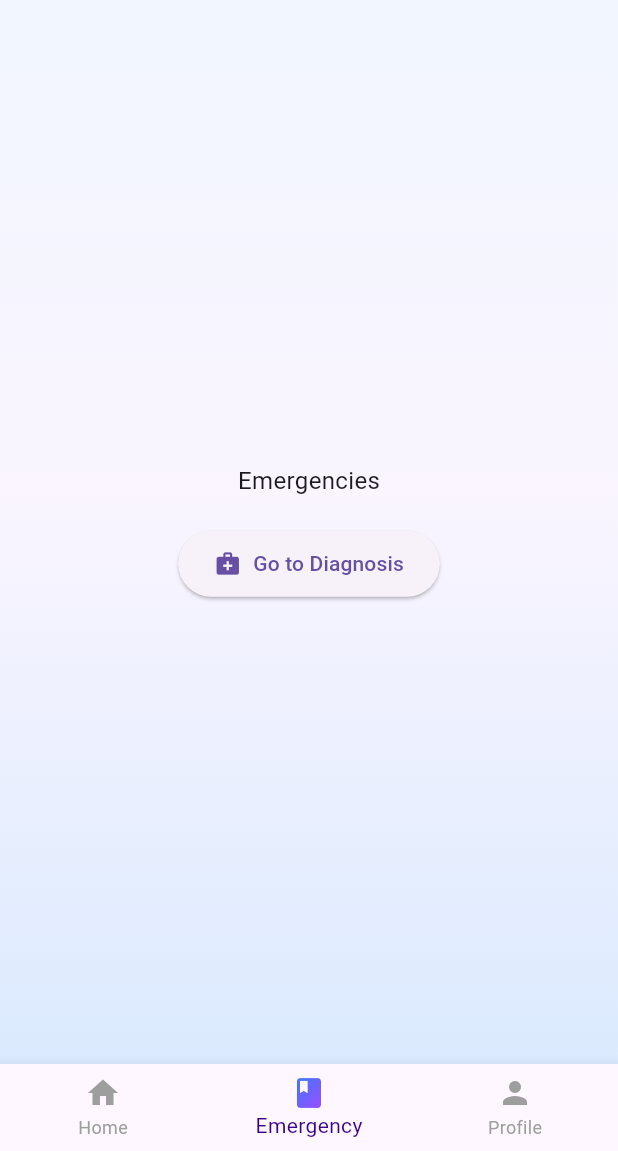
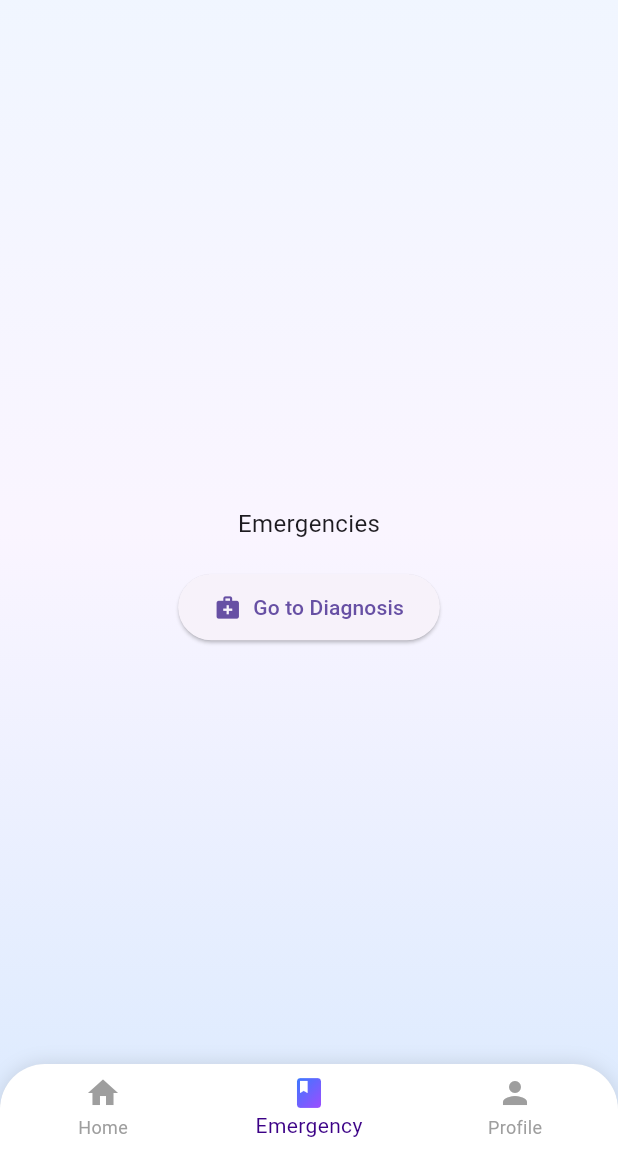
Before and after one commit to pulasthiBuddikaGit/PregAssist, a Flutter app: the screen it shows after launch, item 2 of the bottom bar chosen, on a phone screen of 412 x 824 dp, the part 85-1236 px from its top. Run offline on Flutter 3.47's test engine with Material 3 defaults, Android fonts, the phone set to English and light mode, and no system bars.

Commit message:
Major UI Change

```diff
--- a/pregassist/lib/screens/common/main_wrapper.dart
+++ b/pregassist/lib/screens/common/main_wrapper.dart
@@ -1,5 +1,5 @@
 import 'package:flutter/material.dart';
-import 'home_screen.dart'; // Import the common home
+import 'home_screen.dart';
 import '../nisalka/emergency_dashboard.dart';
 import 'profile_screen.dart';
 
@@ -13,12 +13,11 @@ class MainWrapper extends StatefulWidget {
 class _MainWrapperState extends State<MainWrapper> {
   int _selectedIndex = 0;
 
-  // LIST OF PAGES: The order here must match the order of icons in the BottomNavBar
   final List<Widget> _pages = [
-    const HomeScreen(),         // Index 0: Home
-    // const Physical()            Index 1: Physical health
-    const EmergencyDashboard(),   // Index 2: Emergencies
-    const ProfileScreen(),      // Index 3: profile
+    const HomeScreen(),
+    // const Physical()
+    const EmergencyDashboard(),
+    const ProfileScreen(),
   ];
 
   void _onItemTapped(int index) {
@@ -30,41 +29,58 @@ class _MainWrapperState extends State<MainWrapper> {
   @override
   Widget build(BuildContext context) {
     return Scaffold(
-      // The body switches based on the selected index
+      // --- THE FIX IS HERE ---
+      // This allows the gradient background to extend BEHIND the nav bar
+      // so it shows through the rounded corners.
+      extendBody: true,
+
       body: _pages[_selectedIndex],
 
-      bottomNavigationBar: BottomNavigationBar(
+      bottomNavigationBar: Container(
+        decoration: const BoxDecoration(
+          borderRadius: BorderRadius.vertical(top: Radius.circular(30)),
+          boxShadow: [
+            BoxShadow(
+              color: Colors.black12,
+              spreadRadius: 0,
+              blurRadius: 10,
+            ),
+          ],
+        ),
+        child: ClipRRect(
+          borderRadius: const BorderRadius.vertical(top: Radius.circular(30)),
+          child: BottomNavigationBar(
             currentIndex: _selectedIndex,
             onTap: _onItemTapped,
-        selectedItemColor: Color.fromARGB(255, 59, 1, 134),
+            // Ensure this is transparent or white depending on your preference,
+            // but usually white is standard for the bar itself.
+            backgroundColor: Colors.white,
+            selectedItemColor: const Color.fromARGB(255, 59, 1, 134),
             unselectedItemColor: Colors.grey,
             items: const [
               BottomNavigationBarItem(
                 icon: Icon(Icons.home),
-            activeIcon: GradientIcon(Icons.home), // <--- Added Gradient Here
+                activeIcon: GradientIcon(Icons.home),
                 label: 'Home',
               ),
-          // BottomNavigationBarItem(
-          //   icon: Icon(Icons.person),
-          //   label: 'Physical',
-          // ),
               BottomNavigationBarItem(
                 icon: Icon(Icons.book),
-            activeIcon: GradientIcon(Icons.book), // <--- Added Gradient Here
+                activeIcon: GradientIcon(Icons.book),
                 label: 'Emergency',
               ),
               BottomNavigationBarItem(
                 icon: Icon(Icons.person),
-            activeIcon: GradientIcon(Icons.person), // <--- Added Gradient Here
+                activeIcon: GradientIcon(Icons.person),
                 label: 'Profile',
               ),
             ],
+          ),
+        ),
       ),
     );
   }
 }
 
-// --- Helper Class for Gradient Icons ---
 class GradientIcon extends StatelessWidget {
   final IconData icon;
   final double size;
```
Lines whose indentation alone changed are shown as unchanged.
